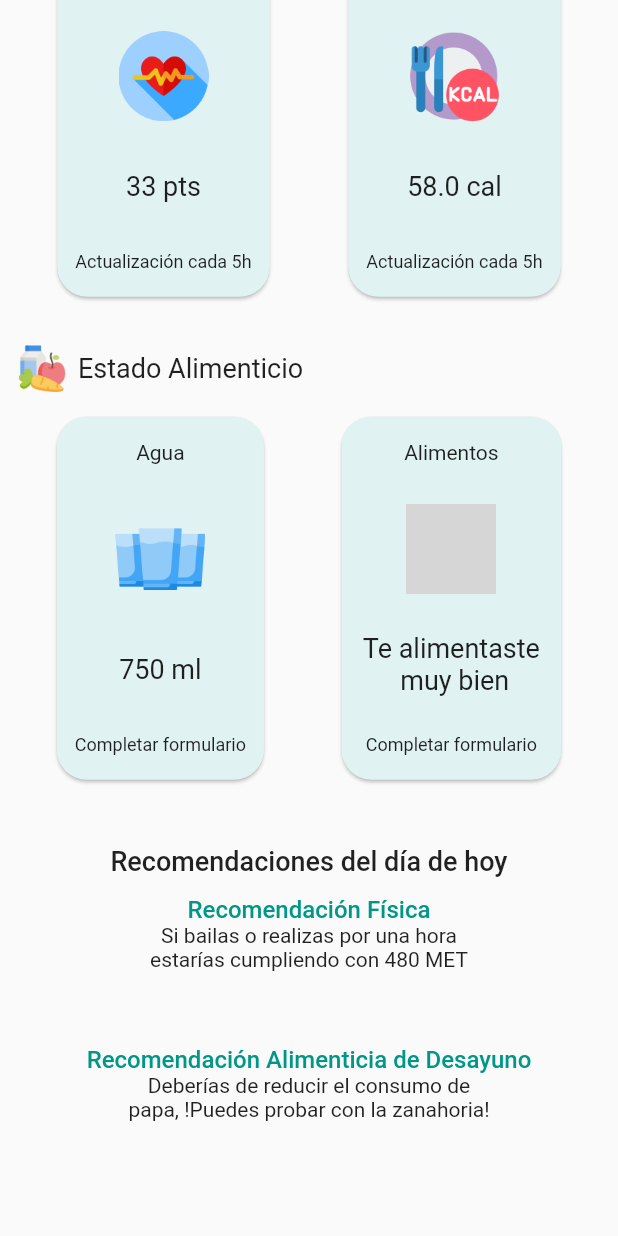
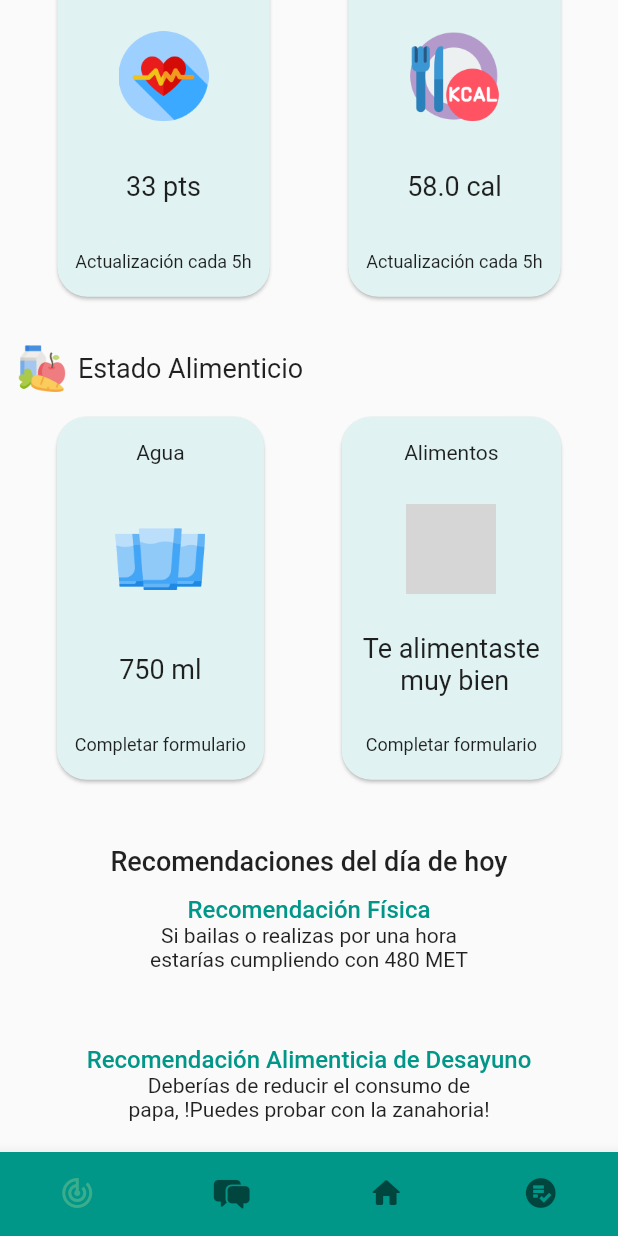
Before and after one commit to PRY20220274/FitAndHealthy_mobile, a Flutter app: the MainPage screen opened directly, scrolled down 549 dp, on a phone screen of 412 x 824 dp. Run offline on Flutter 3.47's test engine with Material 2 defaults, Android fonts, the phone set to English and light mode, and no system bars; grey boxes are pictures that could not be loaded.

Commit message:
add bottom navigation bar

```diff
--- a/lib/ui/main/main_page.dart
+++ b/lib/ui/main/main_page.dart
@@ -1,4 +1,5 @@
 import 'package:fit_healthy/ui/home/home_page.dart';
+import 'package:fit_healthy/ui/main/widgets/app_navigation_bar_widget.dart';
 import 'package:flutter/material.dart';
 
 class MainPage extends StatelessWidget {
@@ -9,6 +10,7 @@ class MainPage extends StatelessWidget {
 
     return const Scaffold(
       body: HomePage(),
+      bottomNavigationBar: AppNavigationBarWidget(),
     );
   }
 }
--- /dev/null
+++ b/lib/ui/main/widgets/app_navigation_bar_widget.dart
@@ -0,0 +1,35 @@
+import 'package:flutter/cupertino.dart';
+import 'package:flutter/material.dart';
+
+
+class AppNavigationBarWidget extends StatelessWidget {
+  const AppNavigationBarWidget({Key? key}) : super(key: key);
+
+  @override
+  Widget build(BuildContext context) {
+    return BottomNavigationBar(
+      type: BottomNavigationBarType.fixed,
+      showSelectedLabels: false,
+      showUnselectedLabels: false,
+      backgroundColor: Colors.teal,
+      items: [
+        BottomNavigationBarItem(
+          icon: Icon(Icons.track_changes_outlined),
+          label: "aaa"
+        ),
+        BottomNavigationBarItem(
+          icon: Icon(CupertinoIcons.bubble_left_bubble_right_fill),
+          label: ""
+        ),
+        BottomNavigationBarItem(
+          icon: Icon(Icons.home_rounded),
+          label: ""
+        ),
+        BottomNavigationBarItem(
+          icon: Icon(Icons.playlist_add_check_circle_sharp),
+          label: ""
+        ),
+      ],
+    );
+  }
+}
```
